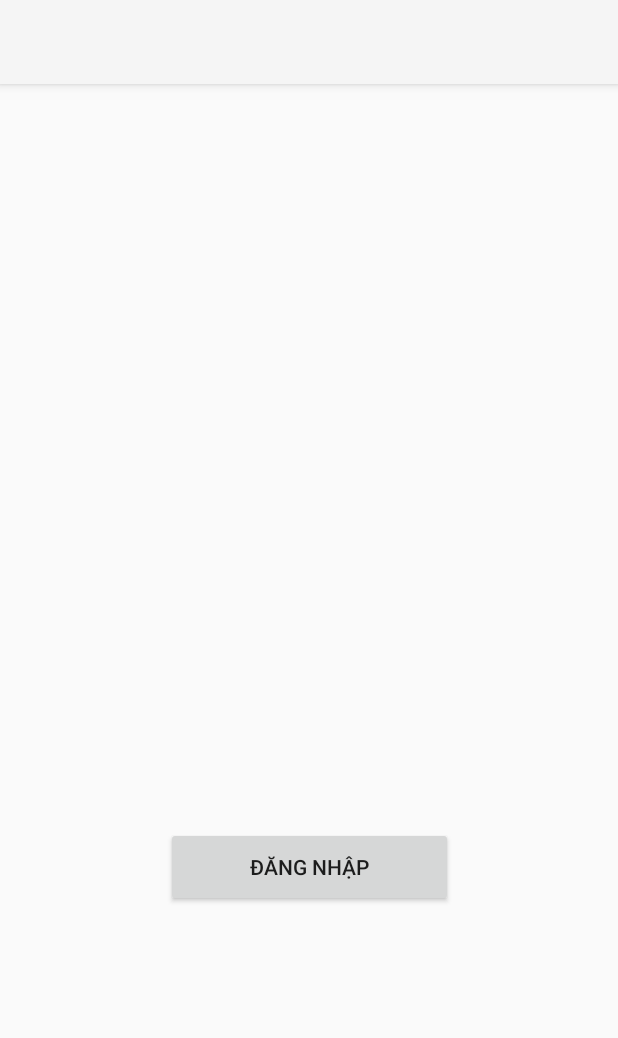
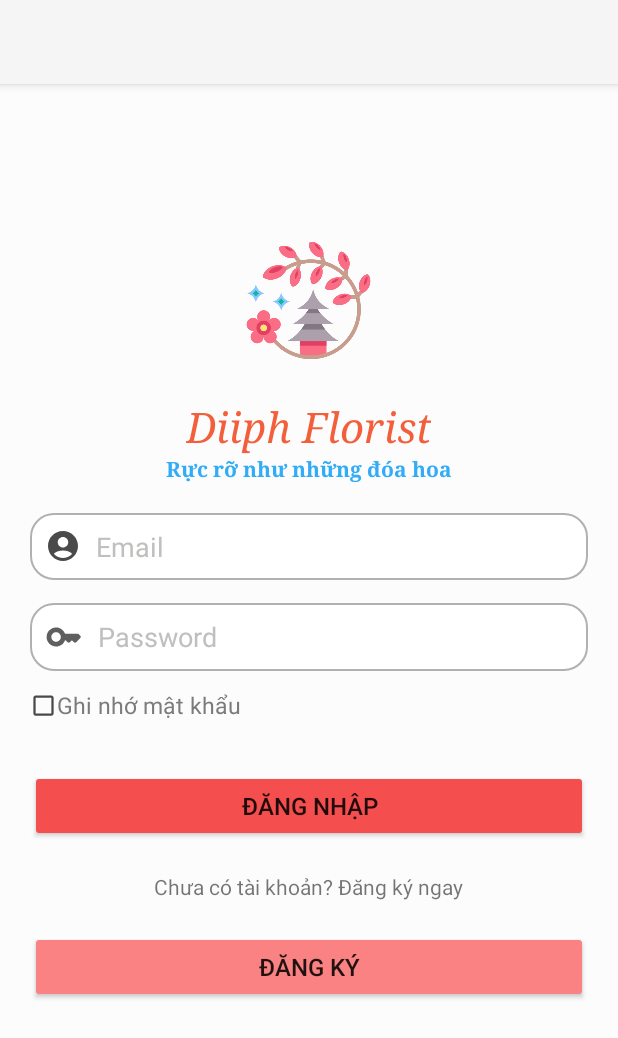
Before and after one commit to duyphuong0103/BaiTap_Android_Phuong, an Android app: the screen it shows after launch (MainActivity), on a phone screen of 412 x 824 dp. Shown: the top 1038 px of the screen. Run offline under Robolectric (Android 15) with nearby library versions, the light colour scheme and no system bars.

Commit message:
create LoginView

```diff
--- a/app/build.gradle.kts
+++ b/app/build.gradle.kts
@@ -14,6 +14,8 @@ android {
         versionName = "1.0"
 
         testInstrumentationRunner = "androidx.test.runner.AndroidJUnitRunner"
+        vectorDrawables.useSupportLibrary = true
+
     }
 
     buildTypes {
@@ -32,7 +34,7 @@ android {
 }
 
 dependencies {
-
+    implementation("com.google.android.material:material:1.12.0")
     implementation(libs.appcompat)
     implementation(libs.material)
     implementation(libs.activity)
--- a/app/src/main/java/com/example/login_register/MainActivity.java
+++ b/app/src/main/java/com/example/login_register/MainActivity.java
@@ -3,20 +3,12 @@ import android.os.Bundle;
 
 import androidx.activity.EdgeToEdge;
 import androidx.appcompat.app.AppCompatActivity;
-import androidx.core.graphics.Insets;
-import androidx.core.view.ViewCompat;
-import androidx.core.view.WindowInsetsCompat;
 public class MainActivity extends AppCompatActivity {
 
     @Override
     protected void onCreate(Bundle savedInstanceState) {
         super.onCreate(savedInstanceState);
         EdgeToEdge.enable(this);
-        setContentView(R.layout.activity_main);
-        ViewCompat.setOnApplyWindowInsetsListener(findViewById(R.id.main), (v, insets) -> {
-            Insets systemBars = insets.getInsets(WindowInsetsCompat.Type.systemBars());
-            v.setPadding(systemBars.left, systemBars.top, systemBars.right, systemBars.bottom);
-            return insets;
-        });
-    }
+        setContentView(R.layout.login);
+        }
 }
--- /dev/null
+++ b/app/src/main/res/drawable/border.xml
@@ -0,0 +1,23 @@
+<?xml version="1.0" encoding="utf-8"?>
+<shape xmlns:android="http://schemas.android.com/apk/res/android"
+    android:shape="rectangle">
+
+    <!-- viền -->
+    <stroke
+        android:width="1dp"
+        android:color="#b3b0af" />
+
+    <!-- bo góc -->
+    <corners android:radius="15dp" />
+
+    <!-- nền -->
+    <solid android:color="#FFFFFF" />
+
+    <!-- khoảng cách bên trong -->
+    <padding
+        android:left="10dp"
+        android:top="10dp"
+        android:right="10dp"
+        android:bottom="10dp" />
+
+</shape>
--- /dev/null
+++ b/app/src/main/res/drawable/ic_custom_checkbox.xml
@@ -0,0 +1,5 @@
+<vector xmlns:android="http://schemas.android.com/apk/res/android" android:alpha="0.71" android:height="18dp" android:tint="#000000" android:viewportHeight="24" android:viewportWidth="24" android:width="18dp">
+
+    <path android:fillColor="@android:color/white" android:pathData="M19,5v14H5V5h14m0,-2H5c-1.1,0 -2,0.9 -2,2v14c0,1.1 0.9,2 2,2h14c1.1,0 2,-0.9 2,-2V5c0,-1.1 -0.9,-2 -2,-2z"/>
+
+</vector>
--- /dev/null
+++ b/app/src/main/res/drawable/ic_pass.xml
@@ -0,0 +1,5 @@
+<vector xmlns:android="http://schemas.android.com/apk/res/android" android:alpha="0.63" android:height="25dp" android:tint="#000000" android:viewportHeight="24" android:viewportWidth="24" android:width="25dp">
+
+    <path android:fillColor="@android:color/white" android:pathData="M20.59,10h-7.94C11.7,7.31 8.89,5.5 5.77,6.12c-2.29,0.46 -4.15,2.3 -4.63,4.58C0.32,14.58 3.26,18 7,18c2.61,0 4.83,-1.67 5.65,-4H13l1.29,1.29c0.39,0.39 1.02,0.39 1.41,0L17,14l1.29,1.29c0.39,0.39 1.03,0.39 1.42,0l2.59,-2.61c0.39,-0.39 0.39,-1.03 -0.01,-1.42l-0.99,-0.97C21.1,10.1 20.85,10 20.59,10zM7,15c-1.65,0 -3,-1.35 -3,-3c0,-1.65 1.35,-3 3,-3s3,1.35 3,3C10,13.65 8.65,15 7,15z"/>
+
+</vector>
--- /dev/null
+++ b/app/src/main/res/drawable/ic_user.xml
@@ -0,0 +1,5 @@
+<vector xmlns:android="http://schemas.android.com/apk/res/android" android:alpha="0.71" android:height="24dp" android:tint="#000000" android:viewportHeight="24" android:viewportWidth="24" android:width="24dp">
+
+    <path android:fillColor="@android:color/white" android:pathData="M12,2C6.48,2 2,6.48 2,12s4.48,10 10,10s10,-4.48 10,-10S17.52,2 12,2zM12,6c1.93,0 3.5,1.57 3.5,3.5S13.93,13 12,13s-3.5,-1.57 -3.5,-3.5S10.07,6 12,6zM12,20c-2.03,0 -4.43,-0.82 -6.14,-2.88C7.55,15.8 9.68,15 12,15s4.45,0.8 6.14,2.12C16.43,19.18 14.03,20 12,20z"/>
+
+</vector>
--- a/app/src/main/res/layout/activity_main.xml
+++ /dev/null
@@ -1,21 +0,0 @@
-<?xml version="1.0" encoding="utf-8"?>
-<androidx.constraintlayout.widget.ConstraintLayout xmlns:android="http://schemas.android.com/apk/res/android"
-    xmlns:app="http://schemas.android.com/apk/res-auto"
-    xmlns:tools="http://schemas.android.com/tools"
-    android:id="@+id/main"
-    android:layout_width="match_parent"
-    android:layout_height="match_parent"
-    tools:context=".MainActivity">
-
-    <Button
-        android:id="@+id/button"
-        android:layout_width="191dp"
-        android:layout_height="53dp"
-        android:text="Đăng nhập"
-        app:layout_constraintBottom_toBottomOf="parent"
-        app:layout_constraintEnd_toEndOf="parent"
-        app:layout_constraintStart_toStartOf="parent"
-        app:layout_constraintTop_toTopOf="parent"
-        app:layout_constraintVertical_bias="0.693" />
-
-</androidx.constraintlayout.widget.ConstraintLayout>
--- /dev/null
+++ b/app/src/main/res/layout/login.xml
@@ -0,0 +1,87 @@
+<?xml version="1.0" encoding="utf-8"?>
+<LinearLayout xmlns:android="http://schemas.android.com/apk/res/android"
+    android:layout_width="match_parent"
+    android:layout_height="match_parent"
+    android:orientation="vertical"
+    android:padding="20dp"
+    android:gravity="center"
+    android:background="#fcfcfc">
+    <ImageView
+        android:layout_width="90dp"
+        android:layout_height="90dp"
+        android:src="@drawable/logoflower"
+        android:layout_marginBottom="20dp"/>
+    <TextView
+        android:layout_width="wrap_content"
+        android:layout_height="wrap_content"
+        android:fontFamily="serif"
+        android:text="Diiph Florist"
+        android:textStyle="italic"
+        android:textSize="28sp"
+        android:textColor="#f25f3a"/>
+    <TextView
+        android:layout_width="wrap_content"
+        android:layout_height="wrap_content"
+        android:fontFamily="serif"
+        android:text="Rực rỡ như những đóa hoa"
+        android:textSize="14sp"
+        android:layout_marginBottom="20dp"
+        android:textColor="#31acf7"
+        android:textStyle="bold"/>
+    <EditText
+        android:id="@+id/email"
+        android:layout_width="match_parent"
+        android:layout_height="wrap_content"
+        android:background="@drawable/border"
+        android:drawableStart="@drawable/ic_user"
+        android:drawablePadding="10dp"
+        android:hint="Email"
+        android:inputType="textEmailAddress"
+        android:layout_marginBottom="15dp"
+        android:textColorHint="#bfbfbd"
+        />
+    <EditText
+        android:id="@+id/pass"
+        android:layout_width="match_parent"
+        android:layout_height="wrap_content"
+        android:background="@drawable/border"
+        android:drawableStart="@drawable/ic_pass"
+        android:drawablePadding="10dp"
+        android:hint="Password"
+        android:inputType="textPassword"
+        android:layout_marginBottom="10dp"
+        android:textColorHint="#bfbfbd"/>
+
+    <CheckBox
+        android:id="@+id/checkRememberPass"
+        android:layout_width="wrap_content"
+        android:layout_height="26dp"
+        android:layout_marginBottom="30dp"
+        android:layout_gravity="left"
+        android:text="Ghi nhớ mật khẩu"
+        android:textSize="15sp"
+        android:textColor="#7d7a7a"
+        android:button="@drawable/ic_custom_checkbox"
+        />
+
+    <Button
+        android:id="@+id/login"
+        android:layout_width="match_parent"
+        android:layout_height="wrap_content"
+        android:text="Đăng nhập"
+        android:textSize="16dp"
+        android:backgroundTint="#f54e4e"/>
+    <TextView
+        android:layout_width="wrap_content"
+        android:layout_height="wrap_content"
+        android:layout_marginTop="20dp"
+        android:text="Chưa có tài khoản? Đăng ký ngay"/>
+    <Button
+        android:id="@+id/register"
+        android:layout_width="match_parent"
+        android:layout_height="wrap_content"
+        android:layout_marginTop="20dp"
+        android:text="Đăng ký"
+        android:textSize="16dp"
+        android:backgroundTint="#fa8282"/>
+</LinearLayout>
```
Also changed, not shown: app/src/main/res/drawable/logoflower.png (added).
